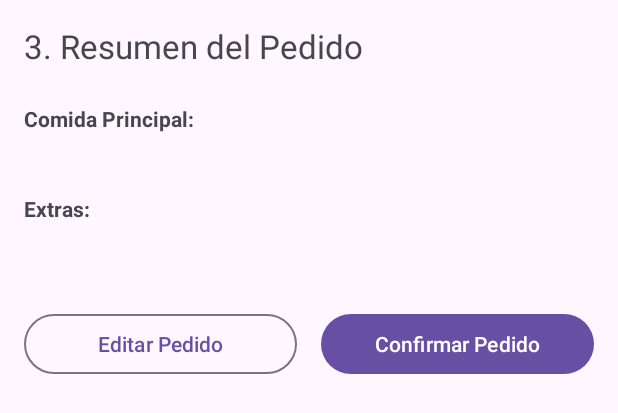
After one commit to IbenFlores/programacion-dispositivos-moviles, an Android app: the layout fragment_resumen_pedido.xml on its own in the app's theme, with its tools: preview values and no code run, on a phone screen of 412 x 824 dp. The commit adds this screen. Shown: the top 413 px of the screen. Run offline under Robolectric (Android 15) with nearby library versions, the phone set to English and light mode, and no system bars.

Commit message:
Diseñar los layouts para todos los fragments y agregar strings

```diff
--- /dev/null
+++ b/NavegacionPedidos/app/src/main/res/layout/fragment_resumen_pedido.xml
@@ -0,0 +1,62 @@
+<LinearLayout xmlns:android="http://schemas.android.com/apk/res/android"
+    android:layout_width="match_parent"
+    android:layout_height="match_parent"
+    android:orientation="vertical"
+    android:padding="16dp">
+
+    <TextView
+        android:layout_width="wrap_content"
+        android:layout_height="wrap_content"
+        android:text="@string/resumen_del_pedido"
+        android:textSize="22sp"
+        android:layout_marginBottom="24dp"/>
+
+    <TextView
+        android:layout_width="wrap_content"
+        android:layout_height="wrap_content"
+        android:text="@string/comida_principal"
+        android:textStyle="bold"/>
+
+    <TextView
+        android:id="@+id/tvResumenComida"
+        android:layout_width="wrap_content"
+        android:layout_height="wrap_content"
+        android:textSize="18sp"
+        android:layout_marginBottom="16dp"/>
+
+    <TextView
+        android:layout_width="wrap_content"
+        android:layout_height="wrap_content"
+        android:text="@string/extras"
+        android:textStyle="bold"/>
+
+    <TextView
+        android:id="@+id/tvResumenExtras"
+        android:layout_width="wrap_content"
+        android:layout_height="wrap_content"
+        android:textSize="18sp"/>
+
+    <LinearLayout
+        android:layout_width="match_parent"
+        android:layout_height="wrap_content"
+        android:layout_marginTop="32dp"
+        android:orientation="horizontal">
+
+        <Button
+            android:id="@+id/btnEditar"
+            style="?attr/materialButtonOutlinedStyle"
+            android:layout_width="0dp"
+            android:layout_height="wrap_content"
+            android:layout_weight="1"
+            android:layout_marginEnd="8dp"
+            android:text="@string/editar_pedido"/>
+
+        <Button
+            android:id="@+id/btnConfirmar"
+            android:layout_width="0dp"
+            android:layout_height="wrap_content"
+            android:layout_weight="1"
+            android:layout_marginStart="8dp"
+            android:text="@string/confirmar_pedido"/>
+    </LinearLayout>
+</LinearLayout>
--- a/NavegacionPedidos/app/src/main/res/values/strings.xml
+++ b/NavegacionPedidos/app/src/main/res/values/strings.xml
@@ -1,3 +1,27 @@
 <resources>
     <string name="app_name">NavegacionPedidos</string>
+
+    <string name="bienvenido">Bienvenido al Configurador de Pedidos</string>
+    <string name="nuevo_pedido">Nuevo Pedido</string>
+
+    <string name="selecciona_tu_comida">1. Selecciona tu comida</string>
+    <string name="pizza">Pizza</string>
+    <string name="hamburguesa">Hamburguesa</string>
+    <string name="ensalada">Ensalada</string>
+    <string name="siguiente">Siguiente</string>
+    <string name="error_selecciona_comida">Debes seleccionar una comida</string>
+
+    <string name="selecciona_tus_extras">2. Selecciona tus extras</string>
+    <string name="bebida">Bebida</string>
+    <string name="papas_fritas">Papas Fritas</string>
+    <string name="postre">Postre</string>
+
+    <string name="resumen_del_pedido">3. Resumen del Pedido</string>
+    <string name="comida_principal">Comida Principal:</string>
+    <string name="extras">Extras:</string>
+    <string name="confirmar_pedido">Confirmar Pedido</string>
+    <string name="editar_pedido">Editar Pedido</string>
+    <string name="pedido_confirmado">¡Pedido confirmado con éxito!</string>
+    <string name="sin_extras">Sin extras seleccionados</string>
+
 </resources>
```
Also changed, not shown: NavegacionPedidos/app/src/main/res/layout/fragment_inicio.xml (added, +21 -0 lines), NavegacionPedidos/app/src/main/res/layout/fragment_seleccion_comida.xml (added, +44 -0 lines), NavegacionPedidos/app/src/main/res/layout/fragment_seleccion_extras.xml (added, +38 -0 lines).
